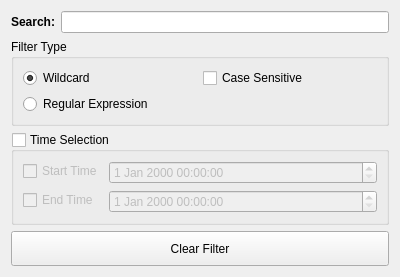
Before: the Qt Designer form src/presentation/controls/searchwidget.ui in karagog/Gryptonite, drawn with Qt 5.
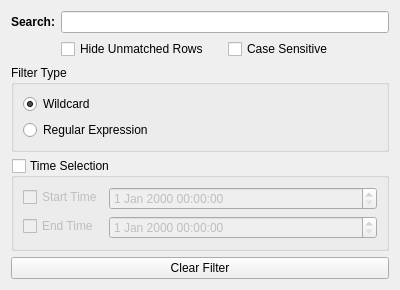
After: the same form once the commit is applied.

Commit message: Improved the search control by allowing you to optionally hide or show unmatched rows. Also now the search parameters persist through the lifetime of the application

What changed in the file:
```diff
--- a/src/presentation/controls/searchwidget.ui
+++ b/src/presentation/controls/searchwidget.ui
@@ -13,10 +13,30 @@
   <property name="windowTitle">
    <string>Form</string>
   </property>
-  <layout class="QFormLayout" name="formLayout">
-   <property name="fieldGrowthPolicy">
-    <enum>QFormLayout::AllNonFixedFieldsGrow</enum>
-   </property>
+  <layout class="QGridLayout" name="gridLayout_2">
+   <item row="0" column="1" colspan="2">
+    <widget class="QLineEdit" name="lineEdit">
+     <property name="sizePolicy">
+      <sizepolicy hsizetype="Expanding" vsizetype="Fixed">
+       <horstretch>1</horstretch>
+       <verstretch>0</verstretch>
+      </sizepolicy>
+     </property>
+    </widget>
+   </item>
+   <item row="4" column="0" colspan="3">
+    <widget class="QPushButton" name="btn_clear">
+     <property name="sizePolicy">
+      <sizepolicy hsizetype="Minimum" vsizetype="Expanding">
+       <horstretch>0</horstretch>
+       <verstretch>1</verstretch>
+      </sizepolicy>
+     </property>
+     <property name="text">
+      <string>Clear Filter</string>
+     </property>
+    </widget>
+   </item>
    <item row="0" column="0">
     <widget class="QLabel" name="label">
      <property name="font">
@@ -30,10 +50,7 @@
      </property>
     </widget>
    </item>
-   <item row="0" column="1">
-    <widget class="QLineEdit" name="lineEdit"/>
-   </item>
-   <item row="1" column="0" colspan="2">
+   <item row="2" column="0" colspan="3">
     <widget class="QGroupBox" name="gb_filterType">
      <property name="title">
       <string>Filter Type</string>
@@ -56,17 +73,10 @@
         </property>
        </widget>
       </item>
-      <item row="0" column="1">
-       <widget class="QCheckBox" name="chk_caseSensitive">
-        <property name="text">
-         <string>Case Sensitive</string>
-        </property>
-       </widget>
-      </item>
      </layout>
     </widget>
    </item>
-   <item row="2" column="0" colspan="2">
+   <item row="3" column="0" colspan="3">
     <widget class="QGroupBox" name="gb_time">
      <property name="title">
       <string>Time Selection</string>
@@ -107,16 +117,17 @@
      </layout>
     </widget>
    </item>
-   <item row="3" column="0" colspan="2">
-    <widget class="QPushButton" name="btn_clear">
-     <property name="sizePolicy">
-      <sizepolicy hsizetype="Minimum" vsizetype="Expanding">
-       <horstretch>0</horstretch>
-       <verstretch>1</verstretch>
-      </sizepolicy>
+   <item row="1" column="1">
+    <widget class="QCheckBox" name="chk_filter_results">
+     <property name="text">
+      <string>Hide Unmatched Rows</string>
      </property>
+    </widget>
+   </item>
+   <item row="1" column="2">
+    <widget class="QCheckBox" name="chk_caseSensitive">
      <property name="text">
-      <string>Clear Filter</string>
+      <string>Case Sensitive</string>
      </property>
     </widget>
    </item>
```
Left out of the diff: 32 changed lines with no effect on the pictures. The commit also changes 6 other files.
